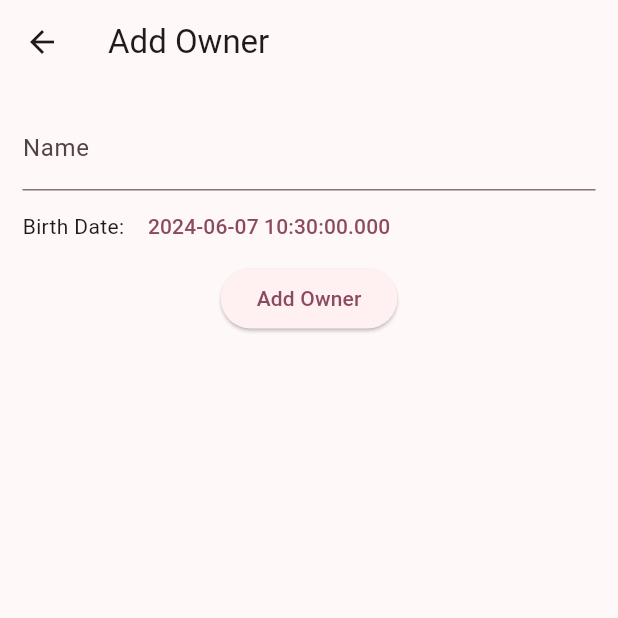
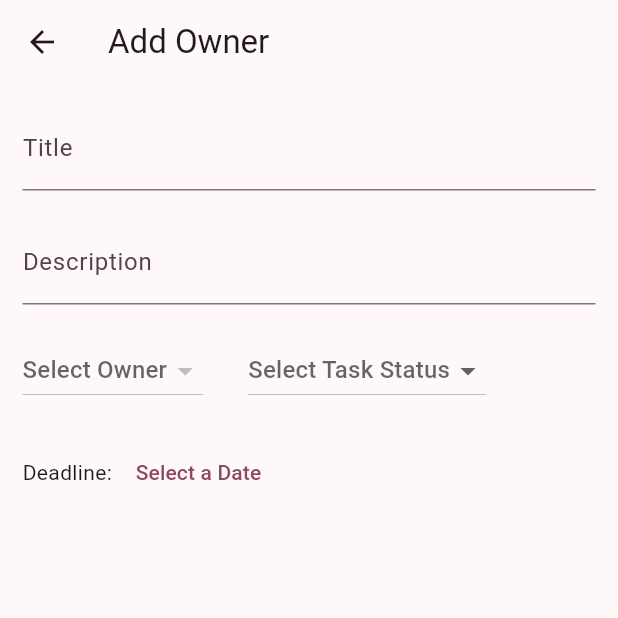
Before and after one commit to DeivisonCs/TaskPad, a Flutter app: the ListTasksPage screen opened directly, after a tap on the "add" icon, on a phone screen of 412 x 824 dp, the top half of it. Run offline on Flutter 3.47's test engine with Material 3 defaults, Android fonts, the phone set to English and light mode, and no system bars; our stand-ins replace flutter_datetime_picker_plus; network calls fail.

Commit message:
add task init

```diff
--- a/lib/owner/add_page.dart
+++ b/lib/owner/add_page.dart
@@ -55,7 +55,7 @@ class _AddOwnerPageState extends State<AddOwnerPage> {
 
                       ownerCurrentProvider.addOwner(owner).then((_) {
                         Navigator.pop(context);
-                        ownerCurrentProvider.fetchOwner();
+                        ownerCurrentProvider.fetchAllOwners();
                       }).catchError((error) {
                         showDialog(
                             context: context,
--- a/lib/owner/edit_page.dart
+++ b/lib/owner/edit_page.dart
@@ -20,7 +20,7 @@ class _UpdateOwnerPageState extends State<UpdateOwnerPage> {
   @override
   void initState() {
     super.initState();
-    Provider.of<OwnerProvider>(context, listen: false).fetchOwner();
+    Provider.of<OwnerProvider>(context, listen: false).fetchAllOwners();
     ownerToUpdateId = widget.ownerId;
   }
 
@@ -77,7 +77,7 @@ class _UpdateOwnerPageState extends State<UpdateOwnerPage> {
                         .updateOwner(currentOwner.id, newOwnerDatas)
                         .then((_) {
                       Navigator.pop(context);
-                      ownerCurrentProvider.fetchOwner();
+                      ownerCurrentProvider.fetchAllOwners();
                     }).catchError((error) {
                       showDialog(
                           context: context,
--- a/lib/owner/list_page.dart
+++ b/lib/owner/list_page.dart
@@ -16,7 +16,7 @@ class _ListOwnersPageState extends State<ListOwnersPage> {
   @override
   void initState() {
     super.initState();
-    Provider.of<OwnerProvider>(context, listen: false).fetchOwner();
+    Provider.of<OwnerProvider>(context, listen: false).fetchAllOwners();
   }
 
   @override
--- a/lib/owner/owner_api.dart
+++ b/lib/owner/owner_api.dart
@@ -4,7 +4,7 @@ import 'package:http/http.dart' as http;
 import 'package:flutter/material.dart';
 import 'package:ads_atividade_2/const.dart';
 
-class Owner{
+class Owner {
   int id;
   final String name;
   final String birthDate;
@@ -22,10 +22,9 @@ class Owner{
   Owner.withoutId({
     required this.name,
     required this.birthDate,
-  })
-  : id=-1,
-    createdAt=DateTime.now(),
-    updatedAt=DateTime.now();
+  })  : id = -1,
+        createdAt = DateTime.now(),
+        updatedAt = DateTime.now();
 
   factory Owner.fromJson(Map<String, dynamic> json) => Owner(
         id: json['id'],
@@ -52,7 +51,7 @@ class Owner{
 class OwnerProvider extends ChangeNotifier {
   List<Owner> owners = [];
 
-  Future<void> fetchOwner() async {
+  Future<void> fetchAllOwners() async {
     const url = 'http://$localhost:3000/owner/list';
     final response = await http.get(Uri.parse(url));
 
--- a/lib/task/add_page.dart
+++ b/lib/task/add_page.dart
@@ -3,6 +3,7 @@ import 'package:intl/intl.dart';
 import 'package:provider/provider.dart';
 import 'package:flutter_datetime_picker_plus/flutter_datetime_picker_plus.dart';
 
+import 'package:ads_atividade_2/task/task_api.dart';
 import 'package:ads_atividade_2/owner/owner_api.dart';
 
 class AddTaskPage extends StatefulWidget {
@@ -13,11 +14,15 @@ class AddTaskPage extends StatefulWidget {
 }
 
 class _AddTaskPageState extends State<AddTaskPage> {
-  final TextEditingController _nameControlle = TextEditingController();
-  DateTime birthDate = DateTime.now();
+  final TextEditingController _titleControlle = TextEditingController();
+  final TextEditingController _descriptioControlle = TextEditingController();
+  String deadline = '';
+  int taskOwner = -1;
+  String taskStatus = '';
 
   @override
   Widget build(BuildContext context) {
+    final taskCurrentProvider = Provider.of<TaskProvider>(context);
     final ownerCurrentProvider = Provider.of<OwnerProvider>(context);
 
     return Scaffold(
@@ -27,38 +32,104 @@ class _AddTaskPageState extends State<AddTaskPage> {
               padding: const EdgeInsets.all(15.0),
               child: Column(children: [
                 TextField(
-                    controller: _nameControlle,
-                    decoration: const InputDecoration(labelText: 'Name')),
+                    controller: _titleControlle,
+                    decoration: const InputDecoration(labelText: 'Title')),
+
+                const SizedBox(height: 20,),
+
+                TextField(
+                    controller: _descriptioControlle,
+                    decoration:
+                        const InputDecoration(labelText: 'Description')),
+
+                const SizedBox(height: 20,),
+
                 Row(
                   children: [
-                    const Text("Birth Date: "),
+                    DropdownButton(
+                      value: taskOwner == -1 ? null : taskOwner,
+                      hint: const Text("Select Owner"),
+                      items: ownerCurrentProvider.owners.map((owner) {
+                        return DropdownMenuItem(
+                          value: owner.id,
+                          child: Text(owner.name)
+                        );
+                      }).toList(),
+                      onChanged: (value) {
+                        setState(() {
+                          // Value arrives as an Object
+                          taskOwner = int.parse(value.toString());
+                        });
+                      },
+                    ),
+
+                    const SizedBox(width: 30,),
+
+                    DropdownButton(
+                      value: taskStatus == '' ?null : taskStatus,
+                      hint: const Text("Select Task Status"),
+                      items: const [
+                        DropdownMenuItem(
+                          value: 'true',
+                          child: Text("Finished"),
+                        ),
+                        DropdownMenuItem(
+                          value: 'false',
+                          child: Text("Pending"),
+                        ),
+                      ],
+                      onChanged: (value) {
+                        setState(() {
+                          taskStatus = value!;
+                        });
+                      },
+                    ),
+                  ]
+                ),
+                const SizedBox(height: 20,),
+                Row(
+                  children: [
+                    const Text("Deadline: "),
                     TextButton(
                       onPressed: () {
                         DatePicker.showDatePicker(context,
                             showTitleActions: true,
-                            minTime: DateTime.now(),
-                            onConfirm: (date) => birthDate = date);
+                            minTime: DateTime.now(), onConfirm: (date) {
+                          setState(() {
+                            deadline = DateFormat('dd/MM/yyyy').format(date);
+                          });
+                        });
                       },
-                      child: Text(birthDate.toString()),
+                      child: Text(deadline == '' ? 'Select a Date' : deadline),
                     )
                   ],
                 ),
-                ElevatedButton(
-                    onPressed: () {
-                      final owner = Owner.withoutId(
-                          name: _nameControlle.text, birthDate: DateFormat('yyyy-MM-dd').format(birthDate));
+                // ElevatedButton(
+                //     onPressed: () {
+                //       final owner = Task.withoutId(
+                //           idOwner: taskOwner, deadline: deadline);
 
-                      ownerCurrentProvider.addOwner(owner)
-                        .then((_) {
-                          Navigator.pop(context);
-                          ownerCurrentProvider.fetchOwner();
-                        })
-                        .catchError((onError) {
-
-                        });
-                    },
-                    child: const Text("Add Owner"))
+                //       taskCurrentProvider.addOwner(owner).then((_) {
+                //         Navigator.pop(context);
+                //         taskCurrentProvider.fetchAllOwners();
+                //       }).catchError((error) {
+                //         showDialog(
+                //             context: context,
+                //             builder: (context) => AlertDialog(
+                //                   title: const Text("Failed to add owner!"),
+                //                   content: Text('Error: $error $birthDate'),
+                //                   actions: [
+                //                     TextButton(
+                //                         onPressed: () => Navigator.pop(context),
+                //                         child: const Text('Ok'))
+                //                   ],
+                //                 ));
+                //       });
+                //     },
+                //     child: const Text("Add Owner")
+                //   )
               ])),
-        ));
+        )
+    );
   }
 }
--- a/lib/task/list_page.dart
+++ b/lib/task/list_page.dart
@@ -2,6 +2,7 @@ import 'package:flutter/material.dart';
 import 'package:provider/provider.dart';
 import 'package:intl/intl.dart';
 
+import 'package:ads_atividade_2/owner/owner_api.dart';
 import 'package:ads_atividade_2/task/task_api.dart';
 import 'package:ads_atividade_2/task/add_page.dart';
 
@@ -17,11 +18,13 @@ class _ListTasksPageState extends State<ListTasksPage> {
   void initState() {
     super.initState();
     Provider.of<TaskProvider>(context, listen: false).fetchTask();
+    Provider.of<OwnerProvider>(context, listen: false).fetchAllOwners();
   }
 
   @override
   Widget build(BuildContext context) {
     final taskProvider = Provider.of<TaskProvider>(context);
+    final ownerProvider = Provider.of<OwnerProvider>(context);
 
     return Scaffold(
         appBar: AppBar(title: const Text("TaskPad")),
@@ -39,10 +42,17 @@ class _ListTasksPageState extends State<ListTasksPage> {
                     subtitle: Column(
                       crossAxisAlignment: CrossAxisAlignment.start,
                       children: [
-                        Row(children: [
+                        Column(
+                          crossAxisAlignment: CrossAxisAlignment.start,
+                          children: [
+                          Text(
+                            "Owner: ${ownerProvider.owners.firstWhere((item) => item.id == task.idOwner).name}",
+                            style: const TextStyle(fontSize: 16)
+                            ),
                           Text(
                               "Deadline: ${DateFormat('yyyy-MM-dd').format(task.deadline)}",
-                              style: const TextStyle(fontSize: 16))
+                              style: const TextStyle(fontSize: 16)
+                            )
                         ])
                       ],
                     ),
```
